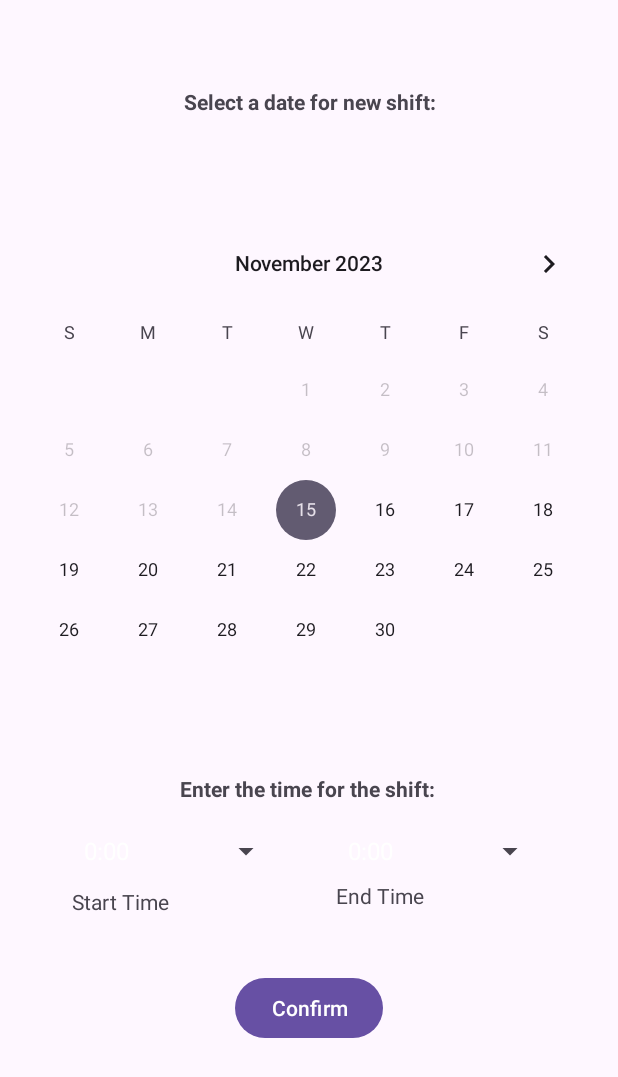
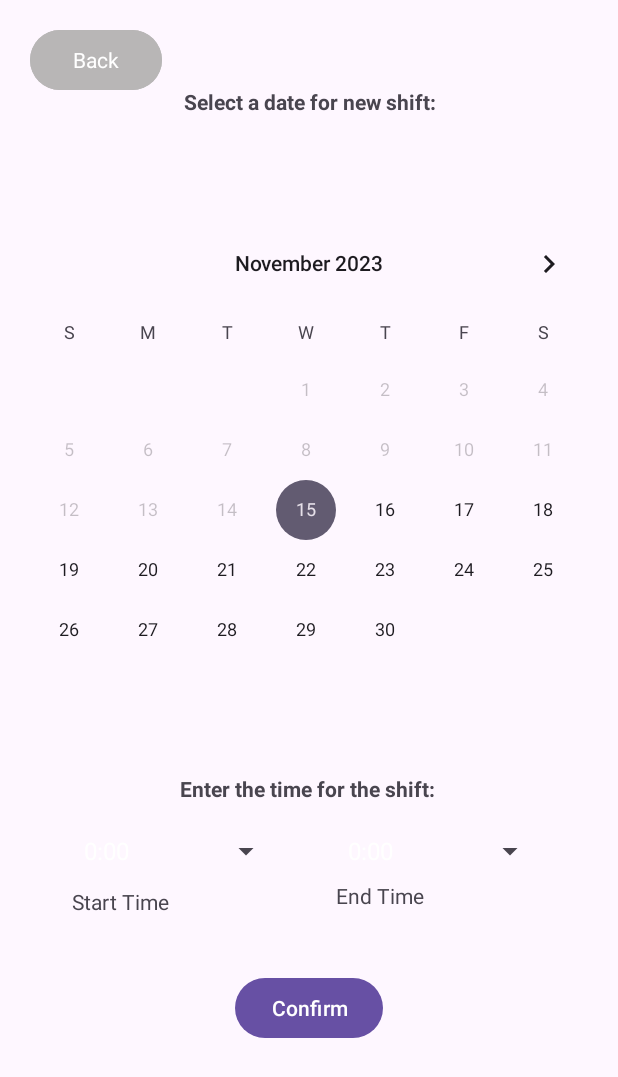
Before and after one commit to uOttawaSEGA2023/project-group-15, an Android app: the ShiftCreation screen opened directly, with no data from a screen before it, on a phone screen of 412 x 824 dp. Shown: the top 1077 px of the screen. Run offline under Robolectric (Android 15) with nearby library versions, the phone set to English and light mode, and no system bars.

Commit message:
back buttons added to shift screens

```diff
--- a/app/src/main/java/com/example/seg_2105_project/DoctorShifts.java
+++ b/app/src/main/java/com/example/seg_2105_project/DoctorShifts.java
@@ -125,4 +125,10 @@ public class DoctorShifts extends AppCompatActivity {
         }
     }
 
+    public void onClickBackButton(View view){
+        Intent intent = new Intent(this, DoctorScreen.class);
+        intent.putExtra("Doctor", doctor);
+        startActivity(intent);
+    }
+
 }
--- a/app/src/main/java/com/example/seg_2105_project/ShiftCreation.java
+++ b/app/src/main/java/com/example/seg_2105_project/ShiftCreation.java
@@ -173,4 +173,10 @@ public class ShiftCreation extends AppCompatActivity {
 
     }
 
+    public void onClickBackButton(View view){
+        Intent intent = new Intent(this, DoctorShifts.class);
+        intent.putExtra("Doctor", doctor);
+        startActivity(intent);
+    }
+
 }
--- a/app/src/main/res/layout/activity_shift_creation.xml
+++ b/app/src/main/res/layout/activity_shift_creation.xml
@@ -91,4 +91,17 @@
         app:layout_constraintStart_toStartOf="@+id/timeEndInput"
         app:layout_constraintTop_toBottomOf="@+id/timeEndInput" />
 
+    <Button
+        android:id="@+id/backButton"
+        android:layout_width="wrap_content"
+        android:layout_height="wrap_content"
+        android:layout_marginTop="16dp"
+        android:layout_marginEnd="304dp"
+        android:backgroundTint="#B8B6B6"
+        android:onClick="onClickBackButton"
+        android:text="Back"
+        android:textAppearance="@style/TextAppearance.AppCompat.Body1"
+        app:layout_constraintEnd_toEndOf="parent"
+        app:layout_constraintTop_toTopOf="parent" />
+
 </androidx.constraintlayout.widget.ConstraintLayout>
```
Also changed, not shown: app/src/main/res/layout/activity_doctor_shifts.xml (+12 -0 lines).
